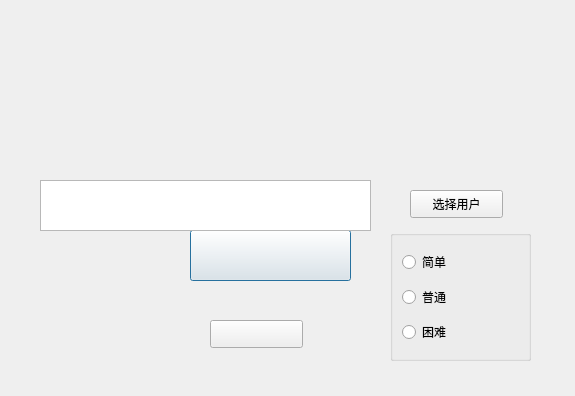
WCIofQMandRA/Protect-the-Planet, file dialog_start.ui: the form before one commit.
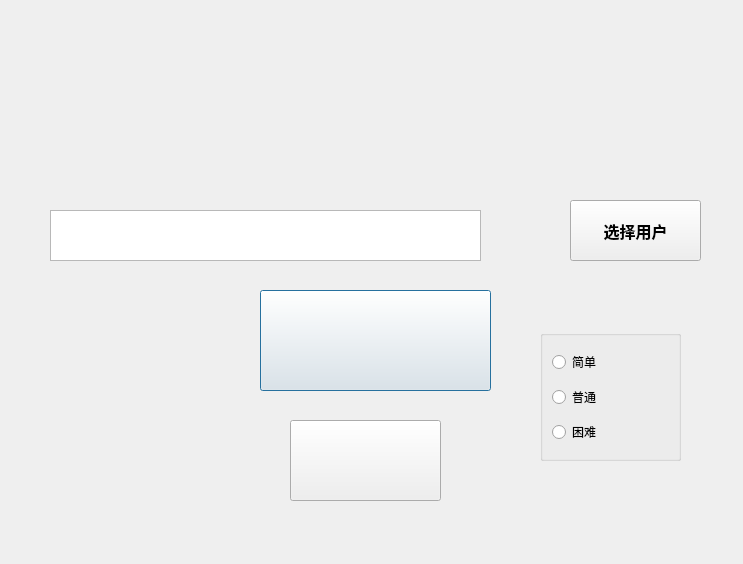
The form after the commit. Icons and pictures are not drawn.

Commit message: Update dialog_start

```diff
--- a/dialog_start.ui
+++ b/dialog_start.ui
@@ -6,20 +6,26 @@
    <rect>
     <x>0</x>
     <y>0</y>
-    <width>575</width>
-    <height>396</height>
+    <width>743</width>
+    <height>564</height>
    </rect>
   </property>
-  <property name="windowTitle">
-   <string>Dialog</string>
+  <property name="sizePolicy">
+   <sizepolicy hsizetype="Fixed" vsizetype="Fixed">
+    <horstretch>0</horstretch>
+    <verstretch>0</verstretch>
+   </sizepolicy>
+  </property>
+  <property name="contextMenuPolicy">
+   <enum>Qt::NoContextMenu</enum>
   </property>
   <widget class="QPushButton" name="button_start">
    <property name="geometry">
     <rect>
-     <x>190</x>
-     <y>230</y>
-     <width>161</width>
-     <height>51</height>
+     <x>260</x>
+     <y>290</y>
+     <width>231</width>
+     <height>101</height>
     </rect>
    </property>
    <property name="font">
@@ -29,9 +35,6 @@
      <bold>true</bold>
     </font>
    </property>
-   <property name="autoFillBackground">
-    <bool>false</bool>
-   </property>
    <property name="styleSheet">
     <string notr="true">border-image: url(:/pictures/resources/start_button.png);</string>
    </property>
@@ -42,9 +45,9 @@
   <widget class="QPlainTextEdit" name="editor_player_name">
    <property name="geometry">
     <rect>
-     <x>40</x>
-     <y>180</y>
-     <width>331</width>
+     <x>50</x>
+     <y>210</y>
+     <width>431</width>
      <height>51</height>
     </rect>
    </property>
@@ -57,10 +60,10 @@
   <widget class="QPushButton" name="button_exit">
    <property name="geometry">
     <rect>
-     <x>210</x>
-     <y>320</y>
-     <width>93</width>
-     <height>28</height>
+     <x>290</x>
+     <y>420</y>
+     <width>151</width>
+     <height>81</height>
     </rect>
    </property>
    <property name="styleSheet">
@@ -73,8 +76,8 @@
   <widget class="QGroupBox" name="diffculty">
    <property name="geometry">
     <rect>
-     <x>390</x>
-     <y>230</y>
+     <x>540</x>
+     <y>330</y>
      <width>141</width>
      <height>131</height>
     </rect>
@@ -106,10 +109,10 @@
   <widget class="QLabel" name="label1">
    <property name="geometry">
     <rect>
-     <x>120</x>
+     <x>160</x>
      <y>20</y>
-     <width>321</width>
-     <height>121</height>
+     <width>441</width>
+     <height>171</height>
     </rect>
    </property>
    <property name="text">
@@ -119,12 +122,19 @@
   <widget class="QPushButton" name="pushButton">
    <property name="geometry">
     <rect>
-     <x>410</x>
-     <y>190</y>
-     <width>93</width>
-     <height>28</height>
+     <x>570</x>
+     <y>200</y>
+     <width>131</width>
+     <height>61</height>
     </rect>
    </property>
+   <property name="font">
+    <font>
+     <pointsize>12</pointsize>
+     <weight>75</weight>
+     <bold>true</bold>
+    </font>
+   </property>
    <property name="text">
     <string>选择用户</string>
    </property>
```
